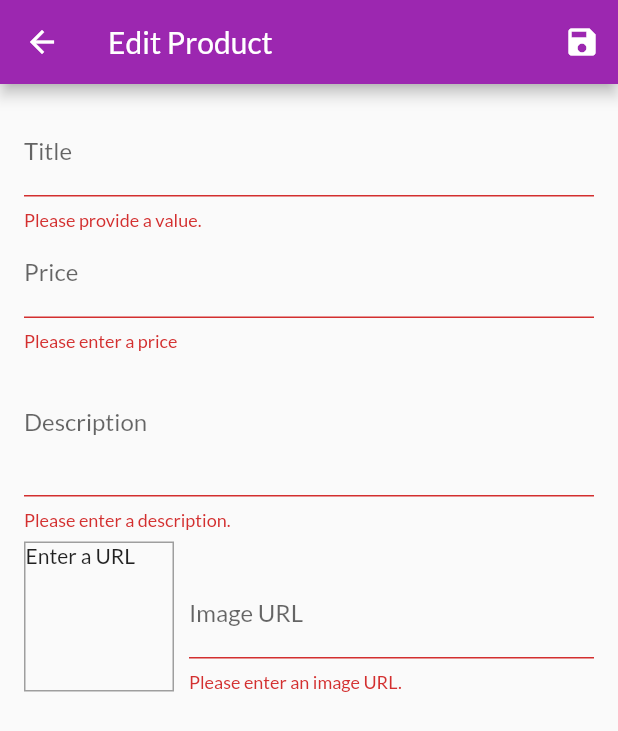
After one commit to cuongdq19/flutter_complete_guide, a Flutter app: the EditProductScreen screen opened by its route, after a tap on the "save" icon, on a phone screen of 412 x 824 dp. The commit adds this screen. Shown: the top 731 px of the screen. Run offline on Flutter 3.47's test engine with Material 2 defaults, Android fonts, the phone set to English and light mode, and no system bars; network calls fail.

Commit message:
Form Inputs [SHOP APP]

```diff
--- a/lib/main.dart
+++ b/lib/main.dart
@@ -5,6 +5,8 @@ import './screens/orders_screen.dart';
 import './screens/products_overview_screen.dart';
 import './screens/product_detail_screen.dart';
 import './screens/cart_screen.dart';
+import './screens/user_products_screen.dart';
+import './screens/edit_product_screen.dart';
 import './providers/cart.dart';
 import './providers/products.dart';
 import './providers/orders.dart';
@@ -38,6 +40,8 @@ class MyApp extends StatelessWidget {
           CartScreen.routeName: (ctx) => CartScreen(),
           ProductDetailScreen.routeName: (ctx) => ProductDetailScreen(),
           OrdersScreen.routeName: (ctx) => OrdersScreen(),
+          UserProductsScreen.routeName: (ctx) => UserProductsScreen(),
+          EditProductScreen.routeName: (ctx) => EditProductScreen(),
         },
       ),
     );
--- a/lib/providers/products.dart
+++ b/lib/providers/products.dart
@@ -61,7 +61,30 @@ class Products with ChangeNotifier {
   //   notifyListeners();
   // }
 
-  void addProduct() {
+  void addProduct(Product product) {
+    var newProduct = Product(
+      id: DateTime.now().toString(),
+      title: product.title,
+      description: product.description,
+      price: product.price,
+      imageUrl: product.imageUrl,
+    );
+    _items.add(newProduct);
+    notifyListeners();
+  }
+
+  void updateProduct(String id, Product updatedProduct) {
+    final prodIndex = _items.indexWhere((prod) => prod.id == id);
+    if (prodIndex >= 0) {
+      _items[prodIndex] = updatedProduct;
+    } else {
+      // ...
+    }
+    notifyListeners();
+  }
+
+  void deleteProduct(String id) {
+    _items.removeWhere((prod) => prod.id == id);
     notifyListeners();
   }
 
--- /dev/null
+++ b/lib/screens/edit_product_screen.dart
@@ -0,0 +1,271 @@
+import 'package:flutter/material.dart';
+import 'package:provider/provider.dart';
+
+import '../providers/product.dart';
+import '../providers/products.dart';
+
+class EditProductScreen extends StatefulWidget {
+  static const routeName = '/edit-product';
+
+  @override
+  _EditProductScreenState createState() => _EditProductScreenState();
+}
+
+class _EditProductScreenState extends State<EditProductScreen> {
+  final _priceFocusNode = FocusNode();
+  final _descriptionFocusNode = FocusNode();
+  final _imageUrlFocusNode = FocusNode();
+  final _imageUrlController = TextEditingController();
+  final _form = GlobalKey<FormState>();
+  var _editedProduct = Product(
+    id: null,
+    title: '',
+    price: 0,
+    description: '',
+    imageUrl: '',
+  );
+  var _initValues = {
+    'title': '',
+    'description': '',
+    'price': '',
+    'imageUrl': '',
+  };
+  var _isInit = true;
+
+  @override
+  void initState() {
+    _imageUrlFocusNode.addListener(_updateImageUrl);
+    super.initState();
+  }
+
+  @override
+  void didChangeDependencies() {
+    if (_isInit) {
+      final productId = ModalRoute.of(context).settings.arguments as String;
+      if (productId != null) {
+        _editedProduct =
+            Provider.of<Products>(context, listen: false).findById(productId);
+        _initValues = {
+          'title': _editedProduct.title,
+          'description': _editedProduct.description,
+          'price': _editedProduct.price.toString(),
+          'imageUrl': '',
+        };
+        _imageUrlController.text = _editedProduct.imageUrl;
+      }
+    }
+    _isInit = false;
+    super.didChangeDependencies();
+  }
+
+  @override
+  void dispose() {
+    _priceFocusNode.dispose();
+    _descriptionFocusNode.dispose();
+    _imageUrlFocusNode.removeListener(_updateImageUrl);
+    _imageUrlFocusNode.dispose();
+    _imageUrlController.dispose();
+    super.dispose();
+  }
+
+  void _updateImageUrl() {
+    if (!_imageUrlFocusNode.hasFocus) {
+      if (_imageUrlController.text.isEmpty) {
+        return;
+      }
+      if (!_imageUrlController.text.startsWith('http') &&
+          !_imageUrlController.text.startsWith('https')) {
+        return;
+      }
+      if (!_imageUrlController.text.endsWith('.png') &&
+          !_imageUrlController.text.endsWith('.jpg') &&
+          !_imageUrlController.text.endsWith('.jpeg')) {
+        return;
+      }
+      setState(() {});
+    }
+  }
+
+  void _saveForm() {
+    final isValid = _form.currentState.validate();
+    if (!isValid) {
+      return;
+    }
+    _form.currentState.save();
+    if (_editedProduct.id != null) {
+      Provider.of<Products>(context, listen: false)
+          .updateProduct(_editedProduct.id, _editedProduct);
+    } else {
+      Provider.of<Products>(context, listen: false).addProduct(_editedProduct);
+    }
+    Navigator.of(context).pop();
+  }
+
+  @override
+  Widget build(BuildContext context) {
+    return Scaffold(
+      appBar: AppBar(
+        title: Text('Edit Product'),
+        actions: [
+          IconButton(
+            icon: Icon(Icons.save),
+            onPressed: _saveForm,
+          ),
+        ],
+      ),
+      body: Padding(
+        padding: const EdgeInsets.all(16.0),
+        child: Form(
+          key: _form,
+          child: SingleChildScrollView(
+            child: Column(
+              children: [
+                TextFormField(
+                  initialValue: _initValues['title'],
+                  decoration: InputDecoration(labelText: 'Title'),
+                  textInputAction: TextInputAction.next,
+                  onFieldSubmitted: (_) {
+                    FocusScope.of(context).requestFocus(_priceFocusNode);
+                  },
+                  validator: (value) {
+                    if (value.isEmpty) {
+                      return 'Please provide a value.';
+                    }
+                    return null;
+                  },
+                  onSaved: (newValue) {
+                    _editedProduct = Product(
+                      id: _editedProduct.id,
+                      isFavorite: _editedProduct.isFavorite,
+                      title: newValue,
+                      description: _editedProduct.description,
+                      price: _editedProduct.price,
+                      imageUrl: _editedProduct.imageUrl,
+                    );
+                  },
+                ),
+                TextFormField(
+                  initialValue: _initValues['price'],
+                  decoration: InputDecoration(labelText: 'Price'),
+                  textInputAction: TextInputAction.next,
+                  keyboardType: TextInputType.number,
+                  focusNode: _priceFocusNode,
+                  onFieldSubmitted: (_) {
+                    FocusScope.of(context).requestFocus(_descriptionFocusNode);
+                  },
+                  validator: (value) {
+                    if (value.isEmpty) {
+                      return 'Please enter a price';
+                    }
+                    if (double.tryParse(value) == null) {
+                      return 'Please enter a valid number.';
+                    }
+                    if (double.parse(value) <= 0) {
+                      return 'Please enter a number greater than zero.';
+                    }
+                    return null;
+                  },
+                  onSaved: (newValue) {
+                    _editedProduct = Product(
+                      id: _editedProduct.id,
+                      isFavorite: _editedProduct.isFavorite,
+                      title: _editedProduct.title,
+                      description: _editedProduct.description,
+                      price: double.parse(newValue),
+                      imageUrl: _editedProduct.imageUrl,
+                    );
+                  },
+                ),
+                TextFormField(
+                  initialValue: _initValues['description'],
+                  decoration: InputDecoration(labelText: 'Description'),
+                  maxLines: 3,
+                  keyboardType: TextInputType.multiline,
+                  focusNode: _descriptionFocusNode,
+                  validator: (value) {
+                    if (value.isEmpty) {
+                      return 'Please enter a description.';
+                    }
+                    if (value.length < 10) {
+                      return 'Should be at least 10 characters long.';
+                    }
+                    return null;
+                  },
+                  onSaved: (newValue) {
+                    _editedProduct = Product(
+                      id: _editedProduct.id,
+                      isFavorite: _editedProduct.isFavorite,
+                      title: _editedProduct.title,
+                      description: newValue,
+                      price: _editedProduct.price,
+                      imageUrl: _editedProduct.imageUrl,
+                    );
+                  },
+                ),
+                Row(
+                  crossAxisAlignment: CrossAxisAlignment.end,
+                  children: [
+                    Container(
+                      width: 100,
+                      height: 100,
+                      margin: const EdgeInsets.only(top: 8, right: 10),
+                      decoration: BoxDecoration(
+                        border: Border.all(
+                          width: 1,
+                          color: Colors.grey,
+                        ),
+                      ),
+                      child: _imageUrlController.text.isEmpty
+                          ? Text('Enter a URL')
+                          : FittedBox(
+                              child: Image.network(
+                                _imageUrlController.text,
+                                fit: BoxFit.cover,
+                              ),
+                            ),
+                    ),
+                    Expanded(
+                      child: TextFormField(
+                        decoration: InputDecoration(labelText: 'Image URL'),
+                        keyboardType: TextInputType.url,
+                        textInputAction: TextInputAction.done,
+                        controller: _imageUrlController,
+                        focusNode: _imageUrlFocusNode,
+                        validator: (value) {
+                          if (value.isEmpty) {
+                            return 'Please enter an image URL.';
+                          }
+                          if (!value.startsWith('http') &&
+                              !value.startsWith('https')) {
+                            return 'Please enter a valid URL.';
+                          }
+                          if (!value.endsWith('.png') &&
+                              !value.endsWith('.jpg') &&
+                              !value.endsWith('.jpeg')) {
+                            return 'Please enter a valid image URL.';
+                          }
+                          return null;
+                        },
+                        onSaved: (newValue) {
+                          _editedProduct = Product(
+                            id: _editedProduct.id,
+                            isFavorite: _editedProduct.isFavorite,
+                            title: _editedProduct.title,
+                            description: _editedProduct.description,
+                            price: _editedProduct.price,
+                            imageUrl: newValue,
+                          );
+                        },
+                        onFieldSubmitted: (_) => _saveForm(),
+                      ),
+                    ),
+                  ],
+                ),
+              ],
+            ),
+          ),
+        ),
+      ),
+    );
+  }
+}
--- a/lib/widgets/app_drawer.dart
+++ b/lib/widgets/app_drawer.dart
@@ -1,6 +1,7 @@
 import 'package:flutter/material.dart';
 
 import '../screens/orders_screen.dart';
+import '../screens/user_products_screen.dart';
 
 class AppDrawer extends StatelessWidget {
   @override
@@ -20,6 +21,7 @@ class AppDrawer extends StatelessWidget {
               Navigator.of(context).pushReplacementNamed('/');
             },
           ),
+          Divider(),
           ListTile(
             leading: Icon(Icons.payment),
             title: Text('Orders'),
@@ -28,6 +30,14 @@ class AppDrawer extends StatelessWidget {
                   .pushReplacementNamed(OrdersScreen.routeName);
             },
           ),
+          ListTile(
+            leading: Icon(Icons.edit),
+            title: Text('Manage Products'),
+            onTap: () {
+              Navigator.of(context)
+                  .pushReplacementNamed(UserProductsScreen.routeName);
+            },
+          ),
         ],
       ),
     );
```
Also changed, not shown: lib/providers/cart.dart (+20 -2 lines), lib/screens/user_products_screen.dart (added, +46 -0 lines), lib/widgets/cart_item.dart (+23 -0 lines), lib/widgets/product_item.dart (+13 -0 lines), lib/widgets/user_product_item.dart (added, +45 -0 lines).
